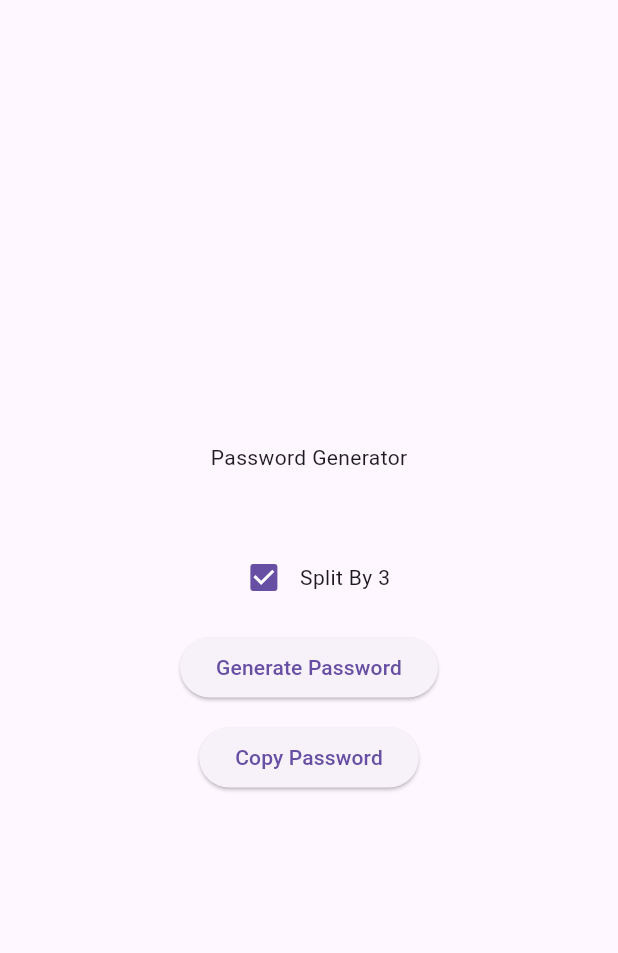
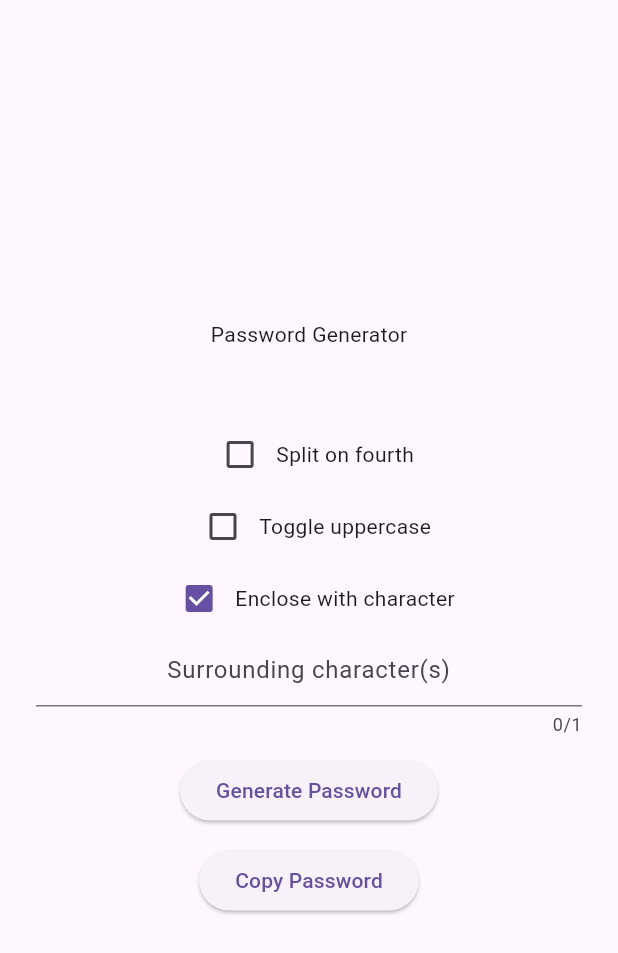
Before and after one commit to HooptyDaDoop/F_PassMan, a Flutter app: the screen it shows after launch, on a phone screen of 412 x 824 dp. Shown: the top 953 px of the screen. Run offline on Flutter 3.47's test engine with Material 3 defaults, Android fonts, the light colour scheme and no system bars.

Commit message:
Add additional options

```diff
--- a/lib/main.dart
+++ b/lib/main.dart
@@ -4,19 +4,19 @@ import 'package:passman/providers/password_gen_provider.dart';
 import 'package:provider/provider.dart';
 
 void main() {
-  runApp(const MainApp());
+  runApp(const Application());
 }
 
-class MainApp extends StatelessWidget {
-  const MainApp({super.key});
+class Application extends StatelessWidget {
+  const Application({super.key});
 
   @override
   Widget build(BuildContext context) {
     return MultiProvider(
       providers: [
         ChangeNotifierProvider(
-            create: (context) =>
-                PasswordProvider(splitByThree: true, useUpper: true)),
+          create: (context) => PasswordProvider(),
+        )
       ],
       child: const MaterialApp(
         debugShowCheckedModeBanner: false,
--- a/lib/pages/_home_page.dart
+++ b/lib/pages/_home_page.dart
@@ -34,16 +34,51 @@ class HomePage extends StatelessWidget {
                     context.read<PasswordProvider>().setSplitByThree(
                         !context.read<PasswordProvider>().getSplitByThree());
                   }),
-              const Text("Split By 3"),
+              const Text("Split on fourth"),
             ],
+          ),
+          Row(
+            mainAxisAlignment: MainAxisAlignment.center,
+            children: [
+              Checkbox(
+                  value: context.watch<PasswordProvider>().useUpper,
+                  onChanged: (_) {
+                    context.read<PasswordProvider>().setUseUpper(
+                        !context.read<PasswordProvider>().getUseUpper());
+                  }),
+              const Text("Toggle uppercase"),
+            ],
+          ),
+          Row(
+            mainAxisAlignment: MainAxisAlignment.center,
+            children: [
+              Checkbox(
+                  value: context.watch<PasswordProvider>().enclose,
+                  onChanged: (_) {
+                    context.read<PasswordProvider>().setEnclosement(
+                        !context.read<PasswordProvider>().getEnclosement());
+                  }),
+              const Text("Enclose with character"),
+            ],
+          ),
+          Padding(
+            padding: const EdgeInsets.only(left: 24, right: 24),
+            child: TextField(
+              decoration: const InputDecoration(
+                hintText: "Surrounding character(s)",
+              ),
+              textAlign: TextAlign.center,
+              onChanged: (value) => {
+                context.read<PasswordProvider>().setSurroundCharacter(value)
+              },
+              maxLength: 1,
+            ),
           ),
           const SizedBox(height: 12),
           Center(
             child: ElevatedButton(
               onPressed: () =>
                   context.read<PasswordProvider>().generatePassword(
-                        enclose: true,
-                        surroundCharacter: "ASD",
                         length: 16,
                       ),
               child: const Text("Generate Password"),
--- a/lib/providers/password_gen_provider.dart
+++ b/lib/providers/password_gen_provider.dart
@@ -3,10 +3,22 @@ import 'package:flutter/material.dart';
 
 class PasswordProvider extends ChangeNotifier {
   String password = "";
-  bool? useUpper;
 
-  bool splitByThree;
+  // SPLIT BY THREE //
 
+  bool useUpper = false;
+  void setUseUpper(bool value) async {
+    useUpper = value;
+    notifyListeners();
+  }
+
+  bool getUseUpper() {
+    return useUpper;
+  }
+
+  // SPLIT BY THREE //
+
+  bool splitByThree = false;
   void setSplitByThree(bool value) async {
     splitByThree = value;
     notifyListeners();
@@ -16,23 +28,43 @@ class PasswordProvider extends ChangeNotifier {
     return splitByThree;
   }
 
-  PasswordProvider({
-    required bool this.useUpper,
-    required this.splitByThree,
-  });
+  // ENCLOSEMENT //
+
+  bool enclose = true;
+  void setEnclosement(bool value) async {
+    enclose = value;
+    notifyListeners();
+  }
+
+  bool getEnclosement() {
+    return enclose;
+  }
+
+  // SURROUND CHARACTER //
+
+  String surroundCharacter = "";
+  void setSurroundCharacter(String value) async {
+    surroundCharacter = value;
+    notifyListeners();
+  }
+
+  String getSurroundCharacter() {
+    return surroundCharacter;
+  }
+
+  //---------------------------------
+
+  PasswordProvider();
 
   String alpha = "abcdefghijklmnopqrstuvwxyz";
   String num = "0123456789";
   String special = "!@#\$%^&*()_-+={[:;\"'|\\<,>.?/]}";
 
   void generatePassword({
-    required String surroundCharacter,
     required int length,
-    required bool enclose,
   }) async {
     password = "";
 
-    //#region Splitting By Three
     if (splitByThree == true) {
       int temp = length % 4;
       if (temp != 0) {
@@ -89,7 +121,7 @@ class PasswordProvider extends ChangeNotifier {
   String switchCaseMaybe(String switcharoo) {
     bool shouldSwitchCase = Random().nextBool();
 
-    if (shouldSwitchCase) {
+    if (shouldSwitchCase && useUpper == true) {
       return switcharoo.toUpperCase();
     } else {
       return switcharoo;
```
Also changed, not shown: 1 other file.
